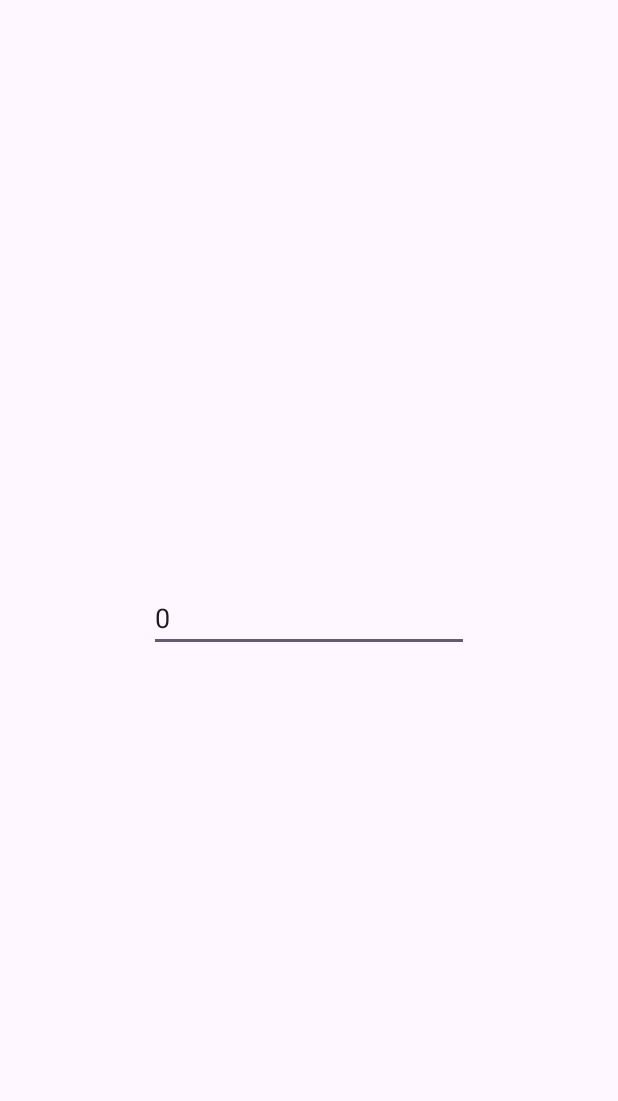
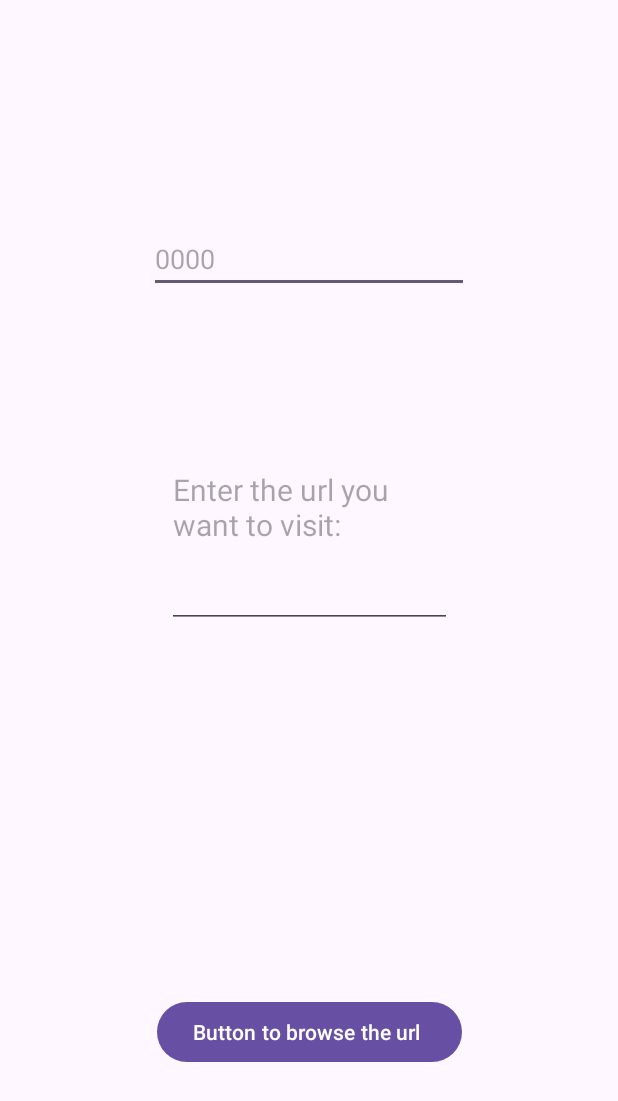
Before and after one commit to romitp4l/Simple-Calculator, an Android app: the MainActivity2 screen opened directly, with no data from a screen before it, on a phone screen of 412 x 824 dp. Before the commit the part shown is almost empty. Shown: the top 1101 px of the screen. Run offline under Robolectric (Android 15) with nearby library versions, the phone set to English and light mode, and no system bars.

```diff
--- a/app/src/main/java/com/example/simple_calculator/MainActivity2.java
+++ b/app/src/main/java/com/example/simple_calculator/MainActivity2.java
@@ -1,7 +1,10 @@
 package com.example.simple_calculator;
 
 import android.content.Intent;
+import android.net.Uri;
 import android.os.Bundle;
+import android.view.View;
+import android.widget.Button;
 import android.widget.EditText;
 
 import androidx.activity.EdgeToEdge;
@@ -10,9 +13,12 @@ import androidx.core.graphics.Insets;
 import androidx.core.view.ViewCompat;
 import androidx.core.view.WindowInsetsCompat;
 
+import java.net.URL;
+
 public class MainActivity2 extends AppCompatActivity {
 
-    EditText resultTv;
+    EditText resultTv , urlEditText ;
+    Button btnBrowse;
 
 
     @Override
@@ -30,6 +36,28 @@ public class MainActivity2 extends AppCompatActivity {
         int res = i.getIntExtra("result",000);
 
         resultTv= findViewById(R.id.resultSecondActivity);
-        resultTv.setText(String.valueOf(res));
+        btnBrowse = findViewById(R.id.btnToBrowse);
+
+        btnBrowse.setOnClickListener(new View.OnClickListener() {
+            @Override
+            public void onClick(View v) {
+
+
+
+                resultTv.setText(String.valueOf(res));
+
+
+                // creating implicit intent
+
+                urlEditText = findViewById(R.id.urlTextView);
+                String url = urlEditText.getText().toString();
+                Uri uri = Uri.parse(url);
+                Intent i2 = new Intent(Intent.ACTION_VIEW,uri);
+                startActivity(i2);
+
+            }
+        });
+
+
     }
 }
--- a/app/src/main/res/layout/activity_main2.xml
+++ b/app/src/main/res/layout/activity_main2.xml
@@ -11,11 +11,36 @@
         android:id="@+id/resultSecondActivity"
         android:layout_width="wrap_content"
         android:layout_height="wrap_content"
+        android:layout_marginTop="150dp"
+        android:layout_marginBottom="63dp"
         android:ems="10"
         android:hint="0000"
         android:inputType="phone"
+        app:layout_constraintBottom_toTopOf="@+id/urlTextView"
+        app:layout_constraintEnd_toEndOf="parent"
+        app:layout_constraintStart_toStartOf="parent"
+        app:layout_constraintTop_toTopOf="parent" />
+
+    <EditText
+        android:id="@+id/urlTextView"
+        android:layout_width="190dp"
+        android:layout_height="0dp"
+        android:layout_marginBottom="245dp"
+        android:hint="Enter the url you want to visit:"
+        android:textSize="20sp"
+        app:layout_constraintBottom_toTopOf="@+id/btnToBrowse"
+        app:layout_constraintEnd_toEndOf="parent"
+        app:layout_constraintStart_toStartOf="parent"
+        app:layout_constraintTop_toBottomOf="@+id/resultSecondActivity" />
+
+    <Button
+        android:id="@+id/btnToBrowse"
+        android:layout_width="wrap_content"
+        android:layout_height="wrap_content"
+        android:layout_marginBottom="112dp"
+        android:text="Button to browse the url "
         app:layout_constraintBottom_toBottomOf="parent"
         app:layout_constraintEnd_toEndOf="parent"
         app:layout_constraintStart_toStartOf="parent"
-        app:layout_constraintTop_toTopOf="parent" />
+        app:layout_constraintTop_toBottomOf="@+id/urlTextView" />
 </androidx.constraintlayout.widget.ConstraintLayout>
```
